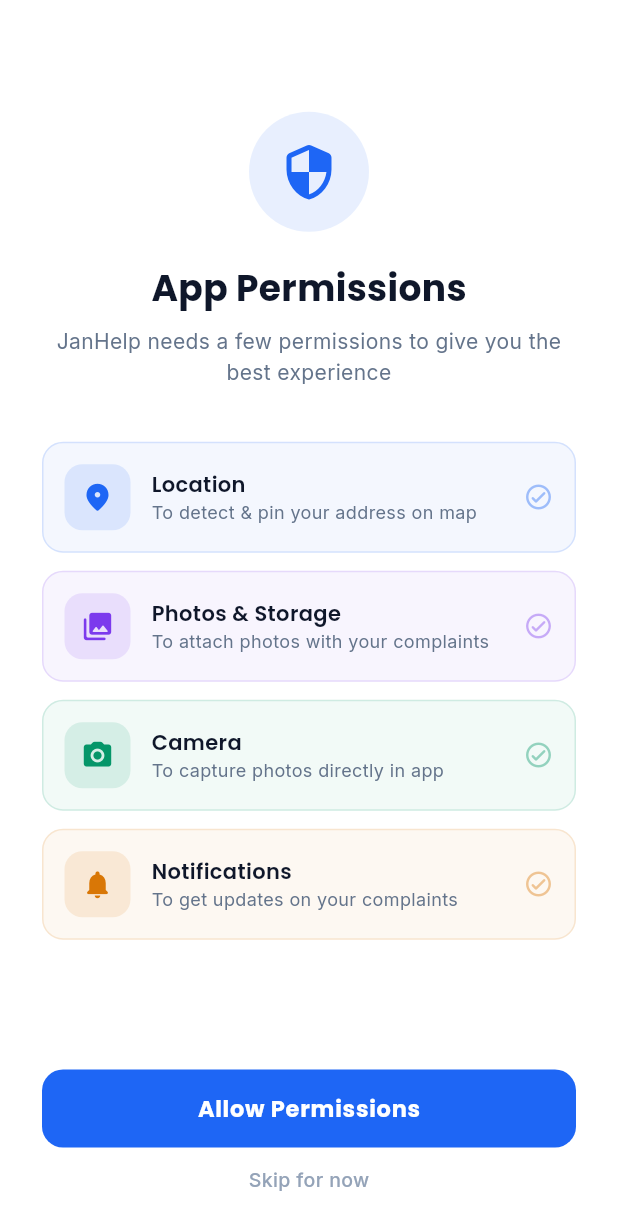
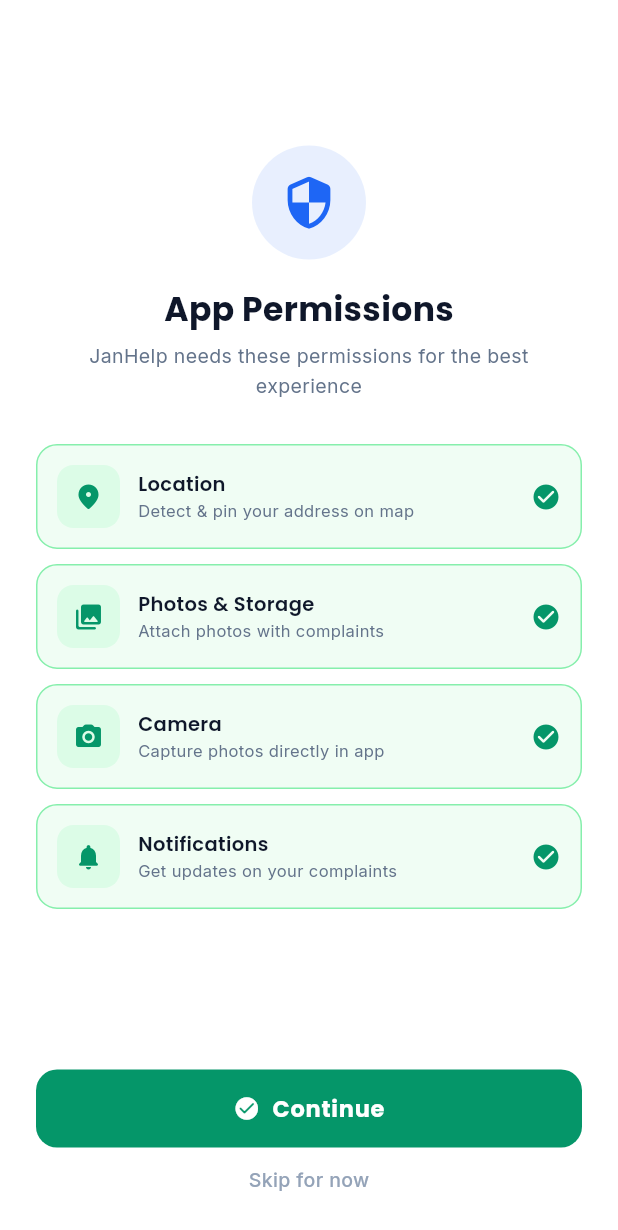
Before and after one commit to kartkbhalodiya/Smart-CITY, a Flutter app: the PermissionScreen screen opened directly with empty values, after a tap on "Skip for now", on a phone screen of 412 x 824 dp. Shown: the top 1230 px of the screen. Run offline on Flutter 3.47's test engine with Material 3 defaults, Android fonts, the phone set to English and light mode, and no system bars; our stand-ins replace flutter_map, flutter_secure_storage, geocoding, geolocator, google_fonts, image_picker and 3 more; accounts and stored records are empty.

Commit message:
fix: permission screen button hang, check real status every launch, handle denied forever with settings

```diff
--- a/smartcity_application/lib/screens/permission_screen.dart
+++ b/smartcity_application/lib/screens/permission_screen.dart
@@ -1,7 +1,7 @@
 import 'package:flutter/material.dart';
 import 'package:google_fonts/google_fonts.dart';
+import 'package:geolocator/geolocator.dart';
 import 'package:permission_handler/permission_handler.dart';
-import 'package:shared_preferences/shared_preferences.dart';
 
 class PermissionScreen extends StatefulWidget {
   final VoidCallback onDone;
@@ -13,27 +13,23 @@
 
 class _PermissionScreenState extends State<PermissionScreen> with SingleTickerProviderStateMixin {
   static const _primary = Color(0xFF1E66F5);
+
   bool _requesting = false;
+  Map<String, PermissionStatus> _statuses = {};
 
   late AnimationController _ac;
   late Animation<double> _fade;
   late Animation<Offset> _slide;
 
-  final _permissions = [
-    _PermItem(Icons.location_on_rounded, 'Location', 'To detect & pin your address on map', const Color(0xFF1E66F5)),
-    _PermItem(Icons.photo_library_rounded, 'Photos & Storage', 'To attach photos with your complaints', const Color(0xFF7C3AED)),
-    _PermItem(Icons.camera_alt_rounded, 'Camera', 'To capture photos directly in app', const Color(0xFF059669)),
-    _PermItem(Icons.notifications_rounded, 'Notifications', 'To get updates on your complaints', const Color(0xFFD97706)),
-  ];
-
   @override
   void initState() {
     super.initState();
-    _ac = AnimationController(vsync: this, duration: const Duration(milliseconds: 700));
+    _ac = AnimationController(vsync: this, duration: const Duration(milliseconds: 600));
     _fade = CurvedAnimation(parent: _ac, curve: Curves.easeIn);
     _slide = Tween<Offset>(begin: const Offset(0, 0.2), end: Offset.zero)
         .animate(CurvedAnimation(parent: _ac, curve: Curves.easeOutCubic));
     _ac.forward();
+    _checkStatuses();
   }
 
   @override
@@ -42,25 +38,111 @@
     super.dispose();
   }
 
+  Future<void> _checkStatuses() async {
+    final loc = await Permission.location.status;
+    final cam = await Permission.camera.status;
+    final notif = await Permission.notification.status;
+    // photos for Android 13+, storage for older
+    final photos = await Permission.photos.status;
+    if (mounted) {
+      setState(() {
+        _statuses = {
+          'location': loc,
+          'camera': cam,
+          'notification': notif,
+          'photos': photos,
+        };
+      });
+    }
+  }
+
+  bool get _allGranted => _statuses.values.every((s) => s.isGranted);
+
   Future<void> _requestAll() async {
     setState(() => _requesting = true);
 
-    await [
-      Permission.location,
-      Permission.photos,
-      Permission.storage,
-      Permission.camera,
-      Permission.notification,
-    ].request();
+    try {
+      // Request location via geolocator (more reliable on Android)
+      LocationPermission locPerm = await Geolocator.checkPermission();
+      if (locPerm == LocationPermission.denied) {
+        locPerm = await Geolocator.requestPermission();
+      }
 
-    final prefs = await SharedPreferences.getInstance();
-    await prefs.setBool('permissions_requested', true);
+      // Request others one by one to avoid hang
+      final cam = await Permission.camera.request();
+      final notif = await Permission.notification.request();
 
-    if (mounted) widget.onDone();
+      // Storage: try photos first (Android 13+), fallback to storage
+      PermissionStatus photos = await Permission.photos.request();
+      if (!photos.isGranted) {
+        photos = await Permission.storage.request();
+      }
+
+      if (!mounted) return;
+
+      // Check if any are permanently denied → open settings
+      final anyDeniedForever = cam.isPermanentlyDenied ||
+          notif.isPermanentlyDenied ||
+          photos.isPermanentlyDenied ||
+          locPerm == LocationPermission.deniedForever;
+
+      if (anyDeniedForever) {
+        setState(() => _requesting = false);
+        _showSettingsDialog();
+        return;
+      }
+
+      await _checkStatuses();
+      setState(() => _requesting = false);
+
+      // If all critical ones granted, proceed
+      if (locPerm != LocationPermission.denied) {
+        widget.onDone();
+      }
+    } catch (e) {
+      if (mounted) setState(() => _requesting = false);
+    }
+  }
+
+  void _showSettingsDialog() {
+    showDialog(
+      context: context,
+      builder: (_) => AlertDialog(
+        shape: RoundedRectangleBorder(borderRadius: BorderRadius.circular(16)),
+        title: Text('Permissions Required', style: GoogleFonts.poppins(fontWeight: FontWeight.w700, fontSize: 16)),
+        content: Text(
+          'Some permissions were denied. Please enable them from App Settings to use all features.',
+          style: GoogleFonts.inter(fontSize: 13, color: const Color(0xFF64748b)),
+        ),
+        actions: [
+          TextButton(
+            onPressed: () => Navigator.pop(context),
+            child: Text('Cancel', style: GoogleFonts.inter(color: const Color(0xFF64748b))),
+          ),
+          ElevatedButton(
+            onPressed: () async {
+              Navigator.pop(context);
+              await openAppSettings();
+              // Re-check after returning from settings
+              await _checkStatuses();
+            },
+            style: ElevatedButton.styleFrom(backgroundColor: _primary, foregroundColor: Colors.white, elevation: 0, shape: RoundedRectangleBorder(borderRadius: BorderRadius.circular(10))),
+            child: Text('Open Settings', style: GoogleFonts.poppins(fontWeight: FontWeight.w600, fontSize: 13)),
+          ),
+        ],
+      ),
+    );
   }
 
   @override
   Widget build(BuildContext context) {
+    final items = [
+      _PermItem(Icons.location_on_rounded, 'Location', 'Detect & pin your address on map', const Color(0xFF1E66F5), _statuses['location']),
+      _PermItem(Icons.photo_library_rounded, 'Photos & Storage', 'Attach photos with complaints', const Color(0xFF7C3AED), _statuses['photos']),
+      _PermItem(Icons.camera_alt_rounded, 'Camera', 'Capture photos directly in app', const Color(0xFF059669), _statuses['camera']),
+      _PermItem(Icons.notifications_rounded, 'Notifications', 'Get updates on your complaints', const Color(0xFFD97706), _statuses['notification']),
+    ];
+
     return Scaffold(
       backgroundColor: Colors.white,
       body: SafeArea(
@@ -69,35 +151,25 @@
           child: SlideTransition(
             position: _slide,
             child: Padding(
-              padding: const EdgeInsets.symmetric(horizontal: 28),
+              padding: const EdgeInsets.symmetric(horizontal: 24),
               child: Column(
-                crossAxisAlignment: CrossAxisAlignment.center,
                 children: [
                   const Spacer(),
-
-                  // Icon
                   Container(
-                    width: 80, height: 80,
-                    decoration: BoxDecoration(
-                      color: _primary.withOpacity(0.1),
-                      shape: BoxShape.circle,
-                    ),
-                    child: const Icon(Icons.security_rounded, size: 40, color: _primary),
+                    width: 76, height: 76,
+                    decoration: BoxDecoration(color: _primary.withOpacity(0.1), shape: BoxShape.circle),
+                    child: const Icon(Icons.security_rounded, size: 38, color: _primary),
                   ),
-                  const SizedBox(height: 20),
-
-                  Text('App Permissions', style: GoogleFonts.poppins(fontSize: 24, fontWeight: FontWeight.w700, color: const Color(0xFF0f172a))),
-                  const SizedBox(height: 8),
+                  const SizedBox(height: 18),
+                  Text('App Permissions', style: GoogleFonts.poppins(fontSize: 22, fontWeight: FontWeight.w700, color: const Color(0xFF0f172a))),
+                  const SizedBox(height: 6),
                   Text(
-                    'JanHelp needs a few permissions to give you the best experience',
+                    'JanHelp needs these permissions for the best experience',
                     textAlign: TextAlign.center,
-                    style: GoogleFonts.inter(fontSize: 14, color: const Color(0xFF64748b), height: 1.5),
+                    style: GoogleFonts.inter(fontSize: 13, color: const Color(0xFF64748b), height: 1.5),
                   ),
-                  const SizedBox(height: 36),
-
-                  // Permission cards
-                  ..._permissions.map((p) => _permCard(p)),
-
+                  const SizedBox(height: 28),
+                  ...items.map((p) => _permCard(p)),
                   const Spacer(),
 
                   // Allow button
@@ -105,27 +177,30 @@
                     width: double.infinity,
                     height: 52,
                     child: ElevatedButton(
-                      onPressed: _requesting ? null : _requestAll,
+                      onPressed: _requesting ? null : (_allGranted ? widget.onDone : _requestAll),
                       style: ElevatedButton.styleFrom(
-                        backgroundColor: _primary,
+                        backgroundColor: _allGranted ? const Color(0xFF059669) : _primary,
                         foregroundColor: Colors.white,
                         shape: RoundedRectangleBorder(borderRadius: BorderRadius.circular(14)),
                         elevation: 0,
                       ),
                       child: _requesting
                         ? const SizedBox(width: 22, height: 22, child: CircularProgressIndicator(color: Colors.white, strokeWidth: 2.5))
-                        : Text('Allow Permissions', style: GoogleFonts.poppins(fontSize: 15, fontWeight: FontWeight.w700)),
+                        : Row(mainAxisAlignment: MainAxisAlignment.center, children: [
+                            Icon(_allGranted ? Icons.check_circle_rounded : Icons.security_rounded, size: 18),
+                            const SizedBox(width: 8),
+                            Text(
+                              _allGranted ? 'Continue' : 'Allow Permissions',
+                              style: GoogleFonts.poppins(fontSize: 15, fontWeight: FontWeight.w700),
+                            ),
+                          ]),
                     ),
                   ),
                   const SizedBox(height: 12),
 
                   // Skip
                   GestureDetector(
-                    onTap: () async {
-                      final prefs = await SharedPreferences.getInstance();
-                      await prefs.setBool('permissions_requested', true);
-                      if (mounted) widget.onDone();
-                    },
+                    onTap: _requesting ? null : widget.onDone,
                     child: Text('Skip for now', style: GoogleFonts.inter(fontSize: 13, color: const Color(0xFF94a3b8), fontWeight: FontWeight.w500)),
                   ),
                   const SizedBox(height: 28),
@@ -139,26 +214,42 @@
   }
 
   Widget _permCard(_PermItem p) {
+    final granted = p.status?.isGranted ?? false;
+    final denied = p.status?.isPermanentlyDenied ?? false;
+
     return Container(
-      margin: const EdgeInsets.only(bottom: 12),
-      padding: const EdgeInsets.all(14),
+      margin: const EdgeInsets.only(bottom: 10),
+      padding: const EdgeInsets.all(13),
       decoration: BoxDecoration(
-        color: p.color.withOpacity(0.05),
+        color: granted ? const Color(0xFFF0FDF4) : p.color.withOpacity(0.05),
         borderRadius: BorderRadius.circular(14),
-        border: Border.all(color: p.color.withOpacity(0.15)),
+        border: Border.all(
+          color: granted ? const Color(0xFF86EFAC) : denied ? const Color(0xFFFFCDD2) : p.color.withOpacity(0.15),
+        ),
       ),
       child: Row(children: [
         Container(
-          width: 44, height: 44,
-          decoration: BoxDecoration(color: p.color.withOpacity(0.12), borderRadius: BorderRadius.circular(12)),
-          child: Icon(p.icon, color: p.color, size: 22),
+          width: 42, height: 42,
+          decoration: BoxDecoration(
+            color: granted ? const Color(0xFFDCFCE7) : p.color.withOpacity(0.12),
+            borderRadius: BorderRadius.circular(11),
+          ),
+          child: Icon(p.icon, color: granted ? const Color(0xFF059669) : p.color, size: 20),
         ),
-        const SizedBox(width: 14),
+        const SizedBox(width: 12),
         Expanded(child: Column(crossAxisAlignment: CrossAxisAlignment.start, children: [
-          Text(p.title, style: GoogleFonts.poppins(fontSize: 14, fontWeight: FontWeight.w600, color: const Color(0xFF0f172a))),
-          Text(p.subtitle, style: GoogleFonts.inter(fontSize: 12, color: const Color(0xFF64748b))),
+          Text(p.title, style: GoogleFonts.poppins(fontSize: 13, fontWeight: FontWeight.w600, color: const Color(0xFF0f172a))),
+          Text(p.subtitle, style: GoogleFonts.inter(fontSize: 11, color: const Color(0xFF64748b))),
         ])),
-        Icon(Icons.check_circle_outline_rounded, color: p.color.withOpacity(0.4), size: 20),
+        const SizedBox(width: 8),
+        if (p.status == null)
+          const SizedBox(width: 16, height: 16, child: CircularProgressIndicator(strokeWidth: 2, color: Color(0xFF94a3b8)))
+        else if (granted)
+          const Icon(Icons.check_circle_rounded, color: Color(0xFF059669), size: 20)
+        else if (denied)
+          const Icon(Icons.block_rounded, color: Color(0xFFEF4444), size: 20)
+        else
+          Icon(Icons.radio_button_unchecked_rounded, color: p.color.withOpacity(0.4), size: 20),
       ]),
     );
   }
@@ -169,5 +260,6 @@
   final String title;
   final String subtitle;
   final Color color;
-  const _PermItem(this.icon, this.title, this.subtitle, this.color);
+  final PermissionStatus? status;
+  const _PermItem(this.icon, this.title, this.subtitle, this.color, this.status);
 }
```
Also changed, not shown: smartcity_application/lib/screens/splash_screen.dart (+18 -10 lines).
